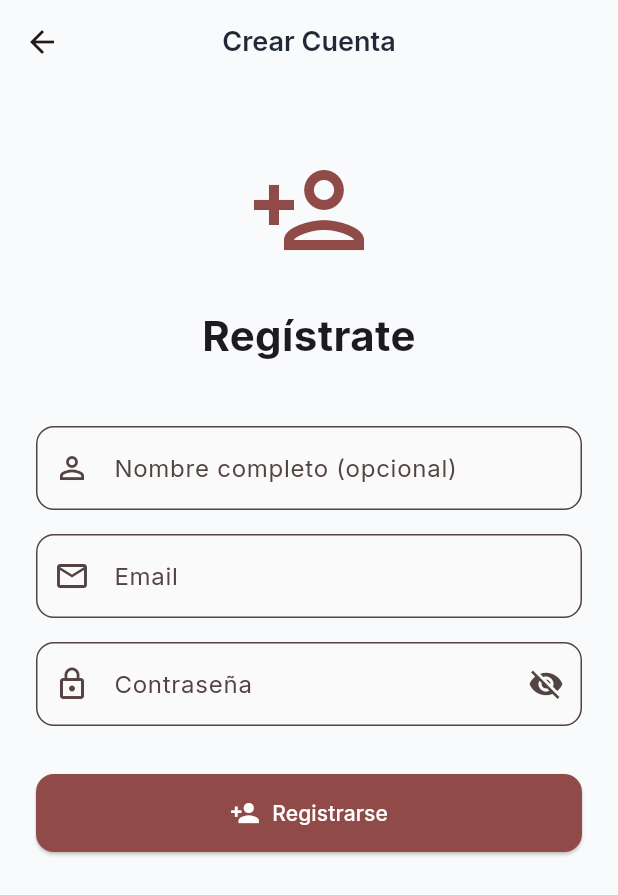
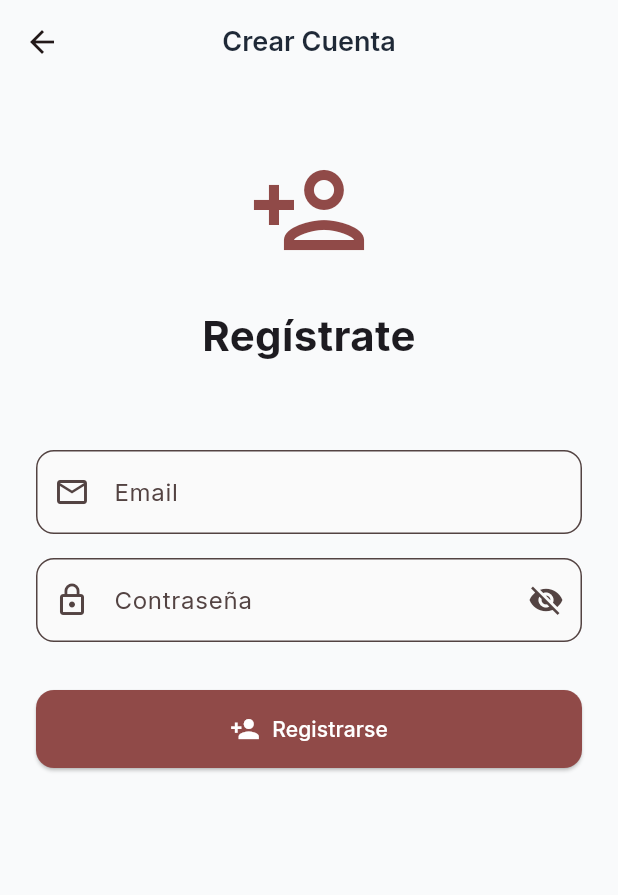
Before and after one commit to CristianTambaco/Deber10, a Flutter app: the RegisterPage screen opened directly, on a phone screen of 412 x 824 dp. Shown: the top 895 px of the screen. Run offline on Flutter 3.47's test engine with Material 3 defaults, Android fonts, the phone set to English and light mode, and no system bars; our stand-ins replace dartz, email_validator, equatable, flutter_bloc, flutter_dotenv, flutter_spinkit and 3 more; accounts and stored records are empty.

Commit message:
modified:   mi_app/lib/features/auth/presentation/pages/register_page.dart

```diff
--- a/mi_app/lib/features/auth/presentation/pages/register_page.dart
+++ b/mi_app/lib/features/auth/presentation/pages/register_page.dart
@@ -93,12 +93,12 @@ class _RegisterPageState extends State<RegisterPage> {
                     const Text('Regístrate', textAlign: TextAlign.center,
                       style: TextStyle(fontSize: 28, fontWeight: FontWeight.bold)),
                     const SizedBox(height: 40),
-                    AuthTextField(
-                      controller: _fullNameController,
-                      label: 'Nombre completo (opcional)',
-                      prefixIcon: Icons.person_outline,
-                      enabled: !isLoading,
-                    ),
+                    // AuthTextField(
+                    //   controller: _fullNameController,
+                    //   label: 'Nombre completo (opcional)',
+                    //   prefixIcon: Icons.person_outline,
+                    //   enabled: !isLoading,
+                    // ),
                     const SizedBox(height: 16),
                     AuthTextField(
                       controller: _emailController,
```
